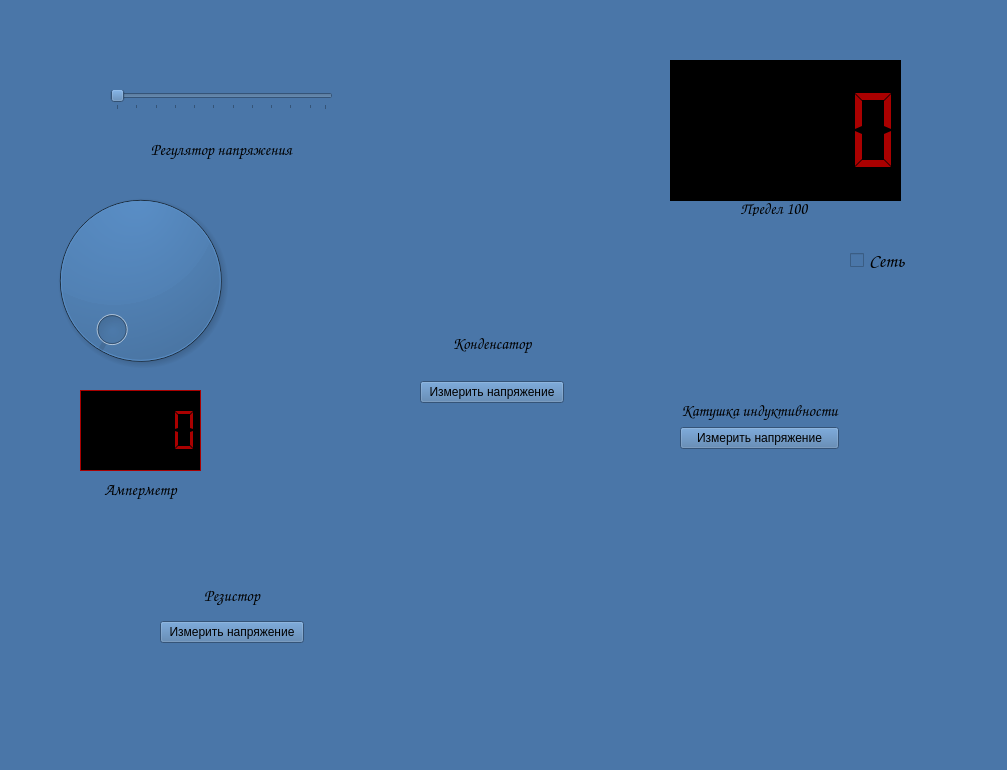
Old version of the form laba15.ui in the repository doktorfish0078/SimulationOfLaboratoryWork.
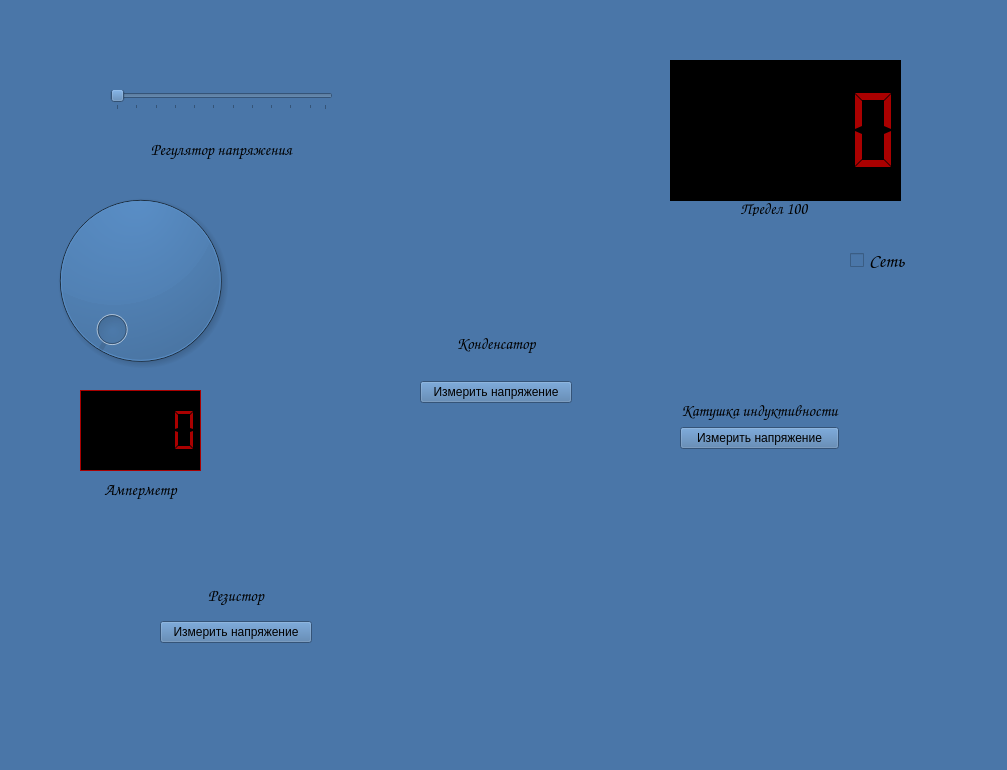
New version of the form. Icons and pictures are not drawn.

The edit to the form file:
```diff
--- a/laba15.ui
+++ b/laba15.ui
@@ -96,7 +96,7 @@
      <rect>
       <x>420</x>
       <y>240</y>
-      <width>144</width>
+      <width>152</width>
       <height>163</height>
      </rect>
     </property>
@@ -247,7 +247,7 @@
      <rect>
       <x>160</x>
       <y>540</y>
-      <width>144</width>
+      <width>152</width>
       <height>103</height>
      </rect>
     </property>
```
Left out of the diff: 6 changed lines with no effect on the pictures.
